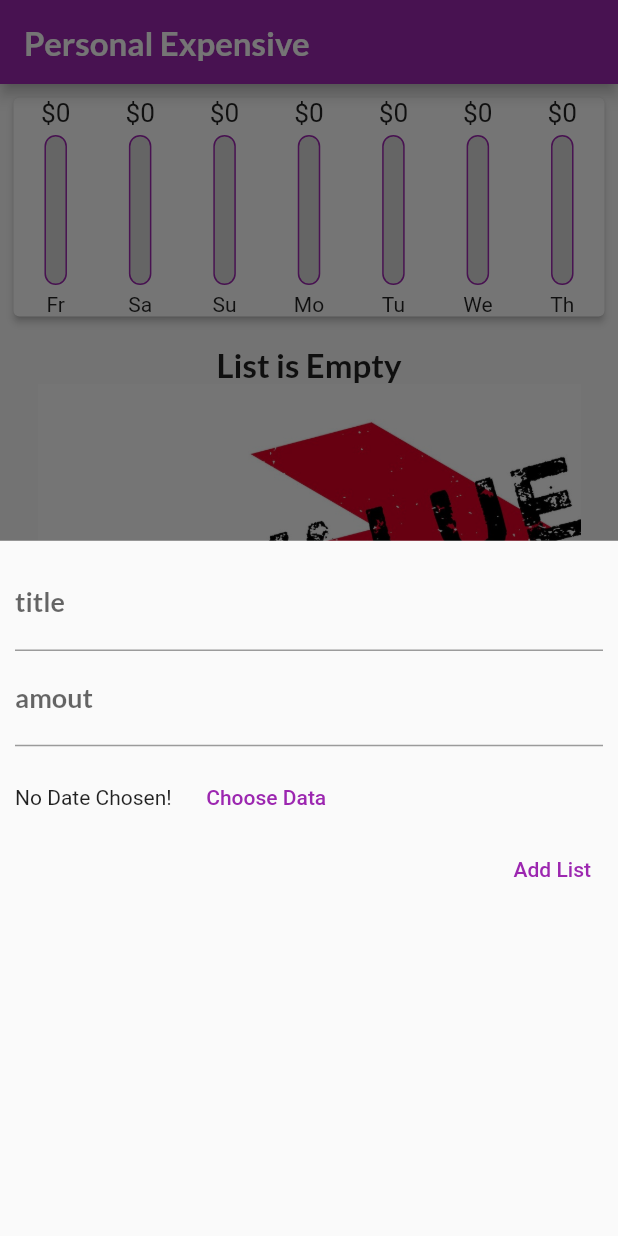
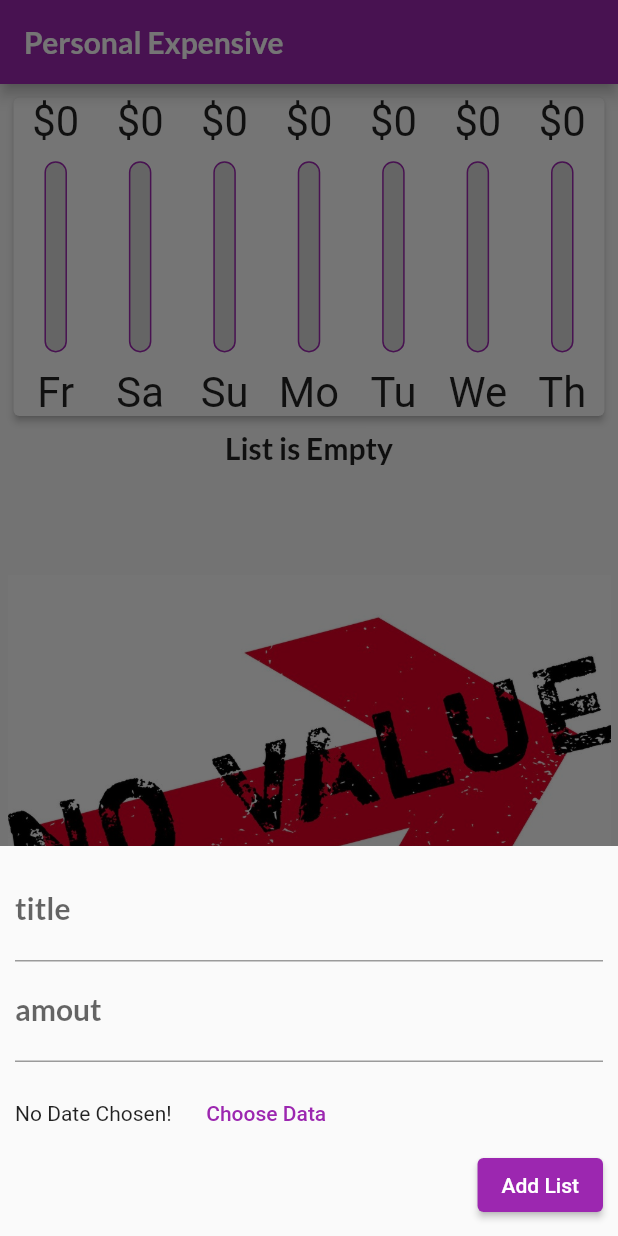
Before and after one commit to MuhammadRahman2/personal-Expensive, a Flutter app: the screen it shows after launch, after a tap on the "add" icon, on a phone screen of 412 x 824 dp. Run offline on Flutter 3.47's test engine with Material 2 defaults, Android fonts, the phone set to English and light mode, and no system bars.

Commit message:
responsive ui

```diff
--- a/lib/main.dart
+++ b/lib/main.dart
@@ -12,7 +12,7 @@ class MyApp extends StatelessWidget {
   @override
   Widget build(BuildContext context) {
     return MaterialApp(
-      debugShowCheckedModeBanner: false,
+        debugShowCheckedModeBanner: false,
         title: 'Flutter Demo',
         theme: ThemeData(
           primarySwatch: Colors.purple,
@@ -21,16 +21,16 @@ class MyApp extends StatelessWidget {
                 titleMedium: const TextStyle(
                     fontFamily: 'Lato',
                     fontWeight: FontWeight.bold,
-                    fontSize: 18),
+                    fontSize: 20),
                 titleLarge: const TextStyle(
                     fontFamily: 'Lato',
                     fontWeight: FontWeight.bold,
-                    fontSize: 22),
+                    fontSize: 20),
                 // button: const TextStyle(
                 //   color: Colors.white
                 // )
               ),
         ),
-        home: MyHomePage());
+        home: const MyHomePage());
   }
 }
--- a/lib/widget/chart_bar.dart
+++ b/lib/widget/chart_bar.dart
@@ -1,4 +1,5 @@
 import 'package:flutter/material.dart';
+import 'package:flutter/rendering.dart';
 
 class ChartBar extends StatelessWidget {
   final double? spendingAmount;
@@ -9,26 +10,26 @@ class ChartBar extends StatelessWidget {
 
   @override
   Widget build(BuildContext context) {
-    return Column(children: [
-      Container(
-        height: 20,
-        child:
-            FittedBox(child: Text('\$${spendingAmount!.toStringAsFixed(0)}')),
+    return LayoutBuilder(
+      builder: (context, constraints) {
+        return Column(children:
+         [
+          SizedBox(
+            height: constraints.maxHeight * 0.15,
+            child: FittedBox(
+                child: Text('\$${spendingAmount!.toStringAsFixed(0)}')),
           ),
-      const SizedBox(
-        height: 5,
+          SizedBox(
+            height: constraints.maxHeight * 0.05,
           ),
-      Container(
-        height: 100,
+          SizedBox(
+            height: constraints.maxHeight * 0.6,
             width: 15,
-        // decoration: BoxDecoration(
-        //     color: Colors.grey, borderRadius: BorderRadius.circular(5)),
             child: Stack(children: [
               Container(
-            // height: 30,
                 decoration: BoxDecoration(
-              border:
-                  Border.all(color: Theme.of(context).primaryColor, width: 1.0),
+                  border: Border.all(
+                      color: Theme.of(context).primaryColor, width: 1.0),
                   color: const Color.fromRGBO(220, 220, 220, 1),
                   borderRadius: BorderRadius.circular(10),
                 ),
@@ -44,10 +45,14 @@ class ChartBar extends StatelessWidget {
               )
             ]),
           ),
-      const SizedBox(
-        height: 5,
+          SizedBox(
+            height: constraints.maxHeight * 0.05,
           ),
-      Text(label!),
+          SizedBox(
+              height: constraints.maxHeight * 0.15,
+              child: FittedBox(child: Text(label!),),),
         ]);
+      },
+    );
   }
 }
--- a/lib/widget/myhome_page.dart
+++ b/lib/widget/myhome_page.dart
@@ -43,9 +43,9 @@ class _MyHomePageState extends State<MyHomePage> {
 
   void _deleteTransation(String id) {
     setState(() {
-    _userTransactions.removeWhere((element) {
-      return element.id == id;
-    });
+      _userTransactions.removeWhere((element) {
+        return element.id == id;
+      });
     });
   }
 
@@ -72,19 +72,68 @@ class _MyHomePageState extends State<MyHomePage> {
     }).toList();
   }
 
+  bool switchButton = false;
   @override
   Widget build(BuildContext context) {
+    final isLandscape =
+        MediaQuery.of(context).orientation == Orientation.landscape;
+
+    final appBar = AppBar(
+      title: const Text(
+        'Personal Expensive',
+      ),
+    );
+
+    final screenHeight = (MediaQuery.of(context).size.height -
+        appBar.preferredSize.height -
+        MediaQuery.of(context).padding.top);
+
+    final txList = SizedBox(
+        height: screenHeight * 0.7,
+        child: TransactionList(
+          transactions: _userTransactions,
+          deleteTransation: _deleteTransation,
+        ));
+
     return Scaffold(
-      appBar: AppBar(
-        title: const Text(
-          'Personal Expensive',
-        ),
-      ),
+      appBar: appBar,
       body: SingleChildScrollView(
         child: Column(
           children: [
-            Cart(recentTransactions: _recentTransactions),
-            TransactionList(transactions: _userTransactions, deleteTransation: _deleteTransation,)
+            // if (isLandscape)
+            // Switch(value: switchButton, onChanged: ((value) {
+            //   setState(() {
+            //   switchButton = value;
+            //   });
+            // }),),
+            // if (!isLandscape)
+            // SizedBox(
+            //     height: screenHeight * 0.3,
+            //     child: Cart(recentTransactions: _recentTransactions)
+            //     ),
+            // if (!isLandscape)
+            //  txList,
+            // if (isLandscape)
+            // switchButton ?
+            // SizedBox(
+            //     height: screenHeight * 0.5,
+            //     child: Cart(recentTransactions: _recentTransactions)
+            //     )
+            //  :txList,
+
+            //  if you not switch button
+            // for non rotate screen
+            if (!isLandscape)
+              SizedBox(
+                  height: screenHeight * 0.3,
+                  child: Cart(recentTransactions: _recentTransactions)),
+            if (!isLandscape) txList,
+            //  for rotate screen
+            if (isLandscape)
+              SizedBox(
+                  height: screenHeight * 0.55,
+                  child: Cart(recentTransactions: _recentTransactions)),
+            if (isLandscape) txList,
           ],
         ),
       ),
--- a/lib/widget/new_transaction.dart
+++ b/lib/widget/new_transaction.dart
@@ -45,12 +45,14 @@ class _NewTransactionState extends State<NewTransaction> {
 
   @override
   Widget build(BuildContext context) {
-    return Container(
+    return SingleChildScrollView(
+      child: Container(
         margin: const EdgeInsets.all(10),
         child: Column(
           children: [
             TextField(
               controller: titleController,
+              textInputAction: TextInputAction.next,
               decoration: const InputDecoration(labelText: 'title'),
               onSubmitted: ((value) {
                 submitData();
@@ -58,6 +60,7 @@ class _NewTransactionState extends State<NewTransaction> {
             ),
             TextField(
               controller: amountController,
+              keyboardType: TextInputType.number,
               decoration: const InputDecoration(labelText: 'amout'),
               onSubmitted: ((value) {
                 submitData();
@@ -82,11 +85,12 @@ class _NewTransactionState extends State<NewTransaction> {
             ),
             Align(
               alignment: Alignment.centerRight,
-            child: TextButton(
+              child: ElevatedButton(
                   onPressed: submitData, child: const Text('Add List')),
             )
           ],
         ),
+      ),
     );
   }
 }
--- a/lib/widget/transaction_list.dart
+++ b/lib/widget/transaction_list.dart
@@ -10,23 +10,29 @@ class TransactionList extends StatelessWidget {
   @override
   Widget build(BuildContext context) {
     return transactions!.isEmpty
-        ? Container(
-            height: 300,
-            padding: const EdgeInsets.symmetric(horizontal: 25, vertical: 10),
-            child: Column(
+        ? LayoutBuilder(
+            builder: (ctx, constraints) {
+              return Column(
                 crossAxisAlignment: CrossAxisAlignment.center,
                 children: [
-                 Text('List is Empty',style: Theme.of(context).textTheme.titleLarge,),
-                // Expanded(
-                //   child:
-                Image.asset('assets/image/no_value.jpg')
-                // )
+                  Text(
+                    'List is Empty',
+                    style: Theme.of(context).textTheme.titleLarge,
+                  ),
+                  SizedBox(
+                    height: constraints.maxHeight * 0.1,
+                  ),
+                   Padding(
+                     padding: const EdgeInsets.symmetric(horizontal:5 ),
+                     child: Image(
+                        height: constraints.maxHeight * 0.6,
+                        image: const AssetImage('assets/image/no_value.jpg')),
+                   )
                 ],
-            ),
+              );
+            },
           )
-        : Container(
-            height: 300,
-            child: ListView.builder(
+        : ListView.builder(
             itemCount: transactions!.length,
             itemBuilder: (context, index) {
               return Card(
@@ -48,7 +54,7 @@ class TransactionList extends StatelessWidget {
                   subtitle: Text(
                       DateFormat.yMMMEd().format(transactions![index].date!)),
                   trailing: IconButton(
-                      onPressed:() => deleteTransation!(transactions![index].id),
+                    onPressed: () => deleteTransation!(transactions![index].id),
                     icon: const Icon(
                       Icons.delete,
                       color: Colors.red,
@@ -58,7 +64,6 @@ class TransactionList extends StatelessWidget {
                 ),
               );
             },
-            ),
           );
   }
 }
```
Lines whose indentation alone changed are shown as unchanged.
